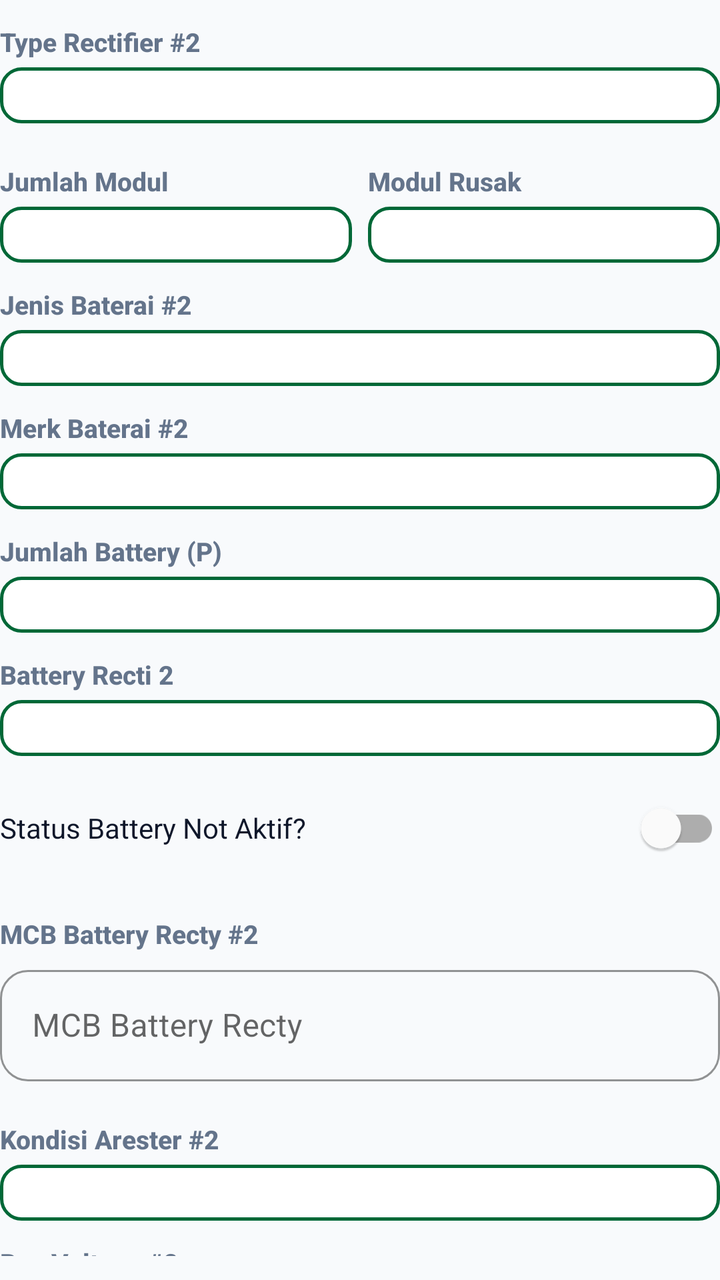
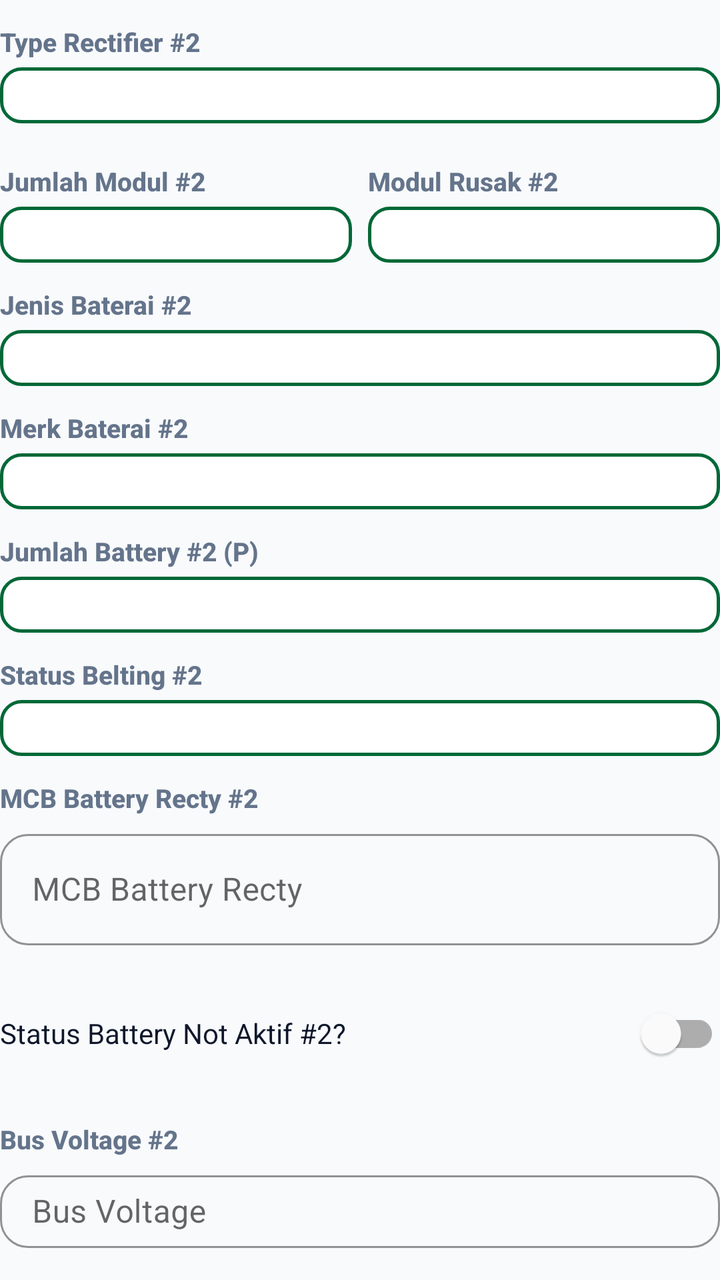

Compare the two renders of this Android layout. The source of the first and the diff that turns it into the second are given below.
<!-- AndroidManifest.xml: application theme Theme.ZamanApps -->
<!-- res/layout/dialog_edit_rectifier2.xml -->
<?xml version="1.0" encoding="utf-8"?>
<LinearLayout xmlns:android="http://schemas.android.com/apk/res/android"
    xmlns:app="http://schemas.android.com/apk/res-auto"
    android:layout_width="match_parent"
    android:layout_height="wrap_content"
    android:orientation="vertical"
    android:paddingBottom="8dp">

    <TextView style="@style/FieldLabel" android:text="Type Rectifier #2" />
    <Spinner android:id="@+id/spTypeRectifier2" style="@style/SpinnerField" />

    <LinearLayout
        android:layout_width="match_parent"
        android:layout_height="wrap_content"
        android:orientation="horizontal"
        android:layout_marginTop="8dp">

        <LinearLayout
            android:layout_width="0dp"
            android:layout_height="wrap_content"
            android:layout_weight="1"
            android:layout_marginEnd="4dp"
            android:orientation="vertical">
            <TextView style="@style/FieldLabel" android:text="Jumlah Modul" />
            <Spinner android:id="@+id/spJumlahModul2" style="@style/SpinnerField" />
        </LinearLayout>

        <LinearLayout
            android:layout_width="0dp"
            android:layout_height="wrap_content"
            android:layout_weight="1"
            android:layout_marginStart="4dp"
            android:orientation="vertical">
            <TextView style="@style/FieldLabel" android:text="Modul Rusak" />
            <Spinner android:id="@+id/spJumlahModulRusak2" style="@style/SpinnerField" />
        </LinearLayout>
    </LinearLayout>

    <TextView style="@style/FieldLabel" android:text="Jenis Baterai #2" />
    <Spinner android:id="@+id/spJenisBaterai2" style="@style/SpinnerField" />

    <TextView style="@style/FieldLabel" android:text="Merk Baterai #2" />
    <Spinner android:id="@+id/spMerkBaterai2" style="@style/SpinnerField" />

    <TextView style="@style/FieldLabel" android:text="Jumlah Battery (P)" />
    <Spinner android:id="@+id/spJumlahBattery2" style="@style/SpinnerField" />

    <TextView style="@style/FieldLabel" android:text="Battery Recti 2" />
    <Spinner android:id="@+id/spBatteryRecti2" style="@style/SpinnerField" />

    
    <com.google.android.material.switchmaterial.SwitchMaterial
        android:id="@+id/switchStatusBatteryNotAktif2"
        android:layout_width="match_parent"
        android:layout_height="wrap_content"
        android:layout_marginTop="12dp"
        android:layout_marginBottom="8dp"
        android:text="Status Battery Not Aktif?"
        android:textColor="@color/text_primary" />

    <LinearLayout
        android:id="@+id/layoutJumlahBankNotAktif2"
        android:layout_width="match_parent"
        android:layout_height="wrap_content"
        android:layout_marginBottom="8dp"
        android:orientation="vertical"
        android:visibility="gone">

        <TextView style="@style/FieldLabel" android:text="Jumlah Battery Not Aktif" />
        <Spinner android:id="@+id/spJumlahBankNotAktif2" style="@style/SpinnerField" />
    </LinearLayout>

    <TextView style="@style/FieldLabel" android:text="MCB Battery Recty #2" />
    <com.google.android.material.textfield.TextInputLayout
        style="@style/ZamanTextInputLayout"
        android:layout_width="match_parent"
        android:layout_height="wrap_content"
        android:layout_marginBottom="8dp">
        <com.google.android.material.textfield.TextInputEditText
            android:id="@+id/editMcbBatteryRecti2"
            android:layout_width="match_parent"
            android:layout_height="wrap_content"
            android:hint="MCB Battery Recty"
            android:inputType="numberDecimal" />
    </com.google.android.material.textfield.TextInputLayout>

    <TextView style="@style/FieldLabel" android:text="Kondisi Arester #2" />
    <Spinner android:id="@+id/spKondisiArester2" style="@style/SpinnerField" />

    <TextView style="@style/FieldLabel" android:text="Bus Voltage #2" />
    <com.google.android.material.textfield.TextInputLayout
        style="@style/ZamanTextInputLayout"
        android:layout_width="match_parent"
        android:layout_height="wrap_content"
        android:layout_marginBottom="8dp">
        <com.google.android.material.textfield.TextInputEditText
            android:id="@+id/editBusVoltage2"
            android:layout_width="match_parent"
            android:layout_height="wrap_content"
            android:hint="Bus Voltage"
            android:inputType="numberDecimal" />
    </com.google.android.material.textfield.TextInputLayout>

    <TextView style="@style/FieldLabel" android:text="Load (A) #2" />
    <com.google.android.material.textfield.TextInputLayout
        style="@style/ZamanTextInputLayout"
        android:layout_width="match_parent"
        android:layout_height="wrap_content"
        android:layout_marginBottom="8dp">
        <com.google.android.material.textfield.TextInputEditText
            android:id="@+id/editLoadA2"
            android:layout_width="match_parent"
            android:layout_height="wrap_content"
            android:hint="Load (A)"
            android:inputType="numberDecimal" />
    </com.google.android.material.textfield.TextInputLayout>

    <TextView style="@style/FieldLabel" android:text="Perangkat Terhubung #2" />
    <com.google.android.material.textfield.TextInputLayout
        style="@style/ZamanTextInputLayout"
        android:layout_width="match_parent"
        android:layout_height="wrap_content"
        android:layout_marginBottom="8dp">
        <com.google.android.material.textfield.TextInputEditText
            android:id="@+id/editPerangkat2"
            android:layout_width="match_parent"
            android:layout_height="wrap_content"
            android:focusable="false"
            android:clickable="true"
            android:hint="Pilih Perangkat (Multi-select)" />
    </com.google.android.material.textfield.TextInputLayout>

    <TextView style="@style/FieldLabel" android:text="Remark #2" />
    <com.google.android.material.textfield.TextInputLayout style="@style/ZamanTextInputLayout" android:layout_width="match_parent" android:layout_height="wrap_content">
        <com.google.android.material.textfield.TextInputEditText
            android:id="@+id/editRemark2"
            android:layout_width="match_parent"
            android:layout_height="wrap_content"
            android:hint="Catatan"
            android:inputType="textMultiLine"
            android:minLines="2" />
    </com.google.android.material.textfield.TextInputLayout>

</LinearLayout>
<!-- resources referenced by this layout -->
<resources>
  <color name="text_primary">#0F172A</color>
  <style name="FieldLabel">
          <item name="android:layout_width">match_parent</item>
          <item name="android:layout_height">wrap_content</item>
          <item name="android:layout_marginTop">12dp</item>
          <item name="android:layout_marginBottom">4dp</item>
          <item name="android:textColor">@color/text_secondary</item>
          <item name="android:textSize">13sp</item>
          <item name="android:textStyle">bold</item>
          <item name="android:fontFamily">sans-serif-medium</item>
      </style>
  <style name="SpinnerField" parent="SpinnerFieldModern" />
  <style name="ZamanTextInputLayout" parent="Widget.MaterialComponents.TextInputLayout.OutlinedBox">
          <item name="boxCornerRadiusTopStart">14dp</item>
          <item name="boxCornerRadiusTopEnd">14dp</item>
          <item name="boxCornerRadiusBottomStart">14dp</item>
          <item name="boxCornerRadiusBottomEnd">14dp</item>
          <item name="boxStrokeColor">@color/brand_primary</item>
          <item name="hintTextColor">@color/brand_primary</item>
          <item name="startIconTint">@color/brand_primary</item>
      </style>
  <color name="text_secondary">#64748B</color>
  <style name="SpinnerFieldModern" parent="Widget.AppCompat.Spinner">
          <item name="android:layout_width">match_parent</item>
          <item name="android:layout_height">wrap_content</item>
          <item name="android:background">@drawable/spinner_background_modern</item>
          <item name="android:padding">14dp</item>
          <item name="android:textSize">15sp</item>
          <item name="android:textColor">@color/text_primary</item>
          <item name="android:popupBackground">@color/card_bg</item>
          <item name="android:overlapAnchor">false</item>
      </style>
  <color name="brand_primary">#006837</color>
  <color name="brand_primary_dark">#004D25</color>
  <color name="white">#FFFFFF</color>
  <color name="brand_accent">#00A859</color>
  <color name="section_bg">#F8FAFC</color>
  <style name="ZamanButton" parent="Widget.MaterialComponents.Button">
          <item name="android:insetTop">0dp</item>
          <item name="android:insetBottom">0dp</item>
          <item name="android:paddingTop">0dp</item>
          <item name="android:paddingBottom">0dp</item>
          <item name="android:paddingVertical">0dp</item>
          <item name="android:gravity">center</item>
          <item name="android:minHeight">48dp</item>
          <item name="cornerRadius">16dp</item>
          <item name="android:textAllCaps">false</item>
          <item name="android:textStyle">bold</item>
          <item name="android:letterSpacing">0.02</item>
      </style>
  <style name="ZamanCard" parent="Widget.MaterialComponents.CardView">
          <item name="cardCornerRadius">20dp</item>
          <item name="cardElevation">4dp</item>
          <item name="cardBackgroundColor">@color/card_bg</item>
          <item name="android:foreground">?attr/selectableItemBackground</item>
      </style>
  <color name="card_bg">#FFFFFF</color>
  <color name="brand_primary_lightest">#E7F6EC</color>
  <!-- unchanged entries left out for length: 2 -->
</resources>

<!-- the commit's change to res/layout/dialog_edit_rectifier2.xml (unified diff, before → after) -->
@@ -21,7 +21,7 @@
             android:layout_weight="1"
             android:layout_marginEnd="4dp"
             android:orientation="vertical">
-            <TextView style="@style/FieldLabel" android:text="Jumlah Modul" />
+            <TextView style="@style/FieldLabel" android:text="Jumlah Modul #2" />
             <Spinner android:id="@+id/spJumlahModul2" style="@style/SpinnerField" />
         </LinearLayout>
 
@@ -31,7 +31,7 @@
             android:layout_weight="1"
             android:layout_marginStart="4dp"
             android:orientation="vertical">
-            <TextView style="@style/FieldLabel" android:text="Modul Rusak" />
+            <TextView style="@style/FieldLabel" android:text="Modul Rusak #2" />
             <Spinner android:id="@+id/spJumlahModulRusak2" style="@style/SpinnerField" />
         </LinearLayout>
     </LinearLayout>
@@ -42,33 +42,11 @@
     <TextView style="@style/FieldLabel" android:text="Merk Baterai #2" />
     <Spinner android:id="@+id/spMerkBaterai2" style="@style/SpinnerField" />
 
-    <TextView style="@style/FieldLabel" android:text="Jumlah Battery (P)" />
+    <TextView style="@style/FieldLabel" android:text="Jumlah Battery #2 (P)" />
     <Spinner android:id="@+id/spJumlahBattery2" style="@style/SpinnerField" />
 
-    <TextView style="@style/FieldLabel" android:text="Battery Recti 2" />
+    <TextView style="@style/FieldLabel" android:text="Status Belting #2" />
     <Spinner android:id="@+id/spBatteryRecti2" style="@style/SpinnerField" />
-
-    
-    <com.google.android.material.switchmaterial.SwitchMaterial
-        android:id="@+id/switchStatusBatteryNotAktif2"
-        android:layout_width="match_parent"
-        android:layout_height="wrap_content"
-        android:layout_marginTop="12dp"
-        android:layout_marginBottom="8dp"
-        android:text="Status Battery Not Aktif?"
-        android:textColor="@color/text_primary" />
-
-    <LinearLayout
-        android:id="@+id/layoutJumlahBankNotAktif2"
-        android:layout_width="match_parent"
-        android:layout_height="wrap_content"
-        android:layout_marginBottom="8dp"
-        android:orientation="vertical"
-        android:visibility="gone">
-
-        <TextView style="@style/FieldLabel" android:text="Jumlah Battery Not Aktif" />
-        <Spinner android:id="@+id/spJumlahBankNotAktif2" style="@style/SpinnerField" />
-    </LinearLayout>
 
     <TextView style="@style/FieldLabel" android:text="MCB Battery Recty #2" />
     <com.google.android.material.textfield.TextInputLayout
@@ -84,8 +62,27 @@
             android:inputType="numberDecimal" />
     </com.google.android.material.textfield.TextInputLayout>
 
-    <TextView style="@style/FieldLabel" android:text="Kondisi Arester #2" />
-    <Spinner android:id="@+id/spKondisiArester2" style="@style/SpinnerField" />
+    
+    <com.google.android.material.switchmaterial.SwitchMaterial
+        android:id="@+id/switchStatusBatteryNotAktif2"
+        android:layout_width="match_parent"
+        android:layout_height="wrap_content"
+        android:layout_marginTop="12dp"
+        android:layout_marginBottom="8dp"
+        android:text="Status Battery Not Aktif #2?"
+        android:textColor="@color/text_primary" />
+
+    <LinearLayout
+        android:id="@+id/layoutJumlahBankNotAktif2"
+        android:layout_width="match_parent"
+        android:layout_height="wrap_content"
+        android:layout_marginBottom="8dp"
+        android:orientation="vertical"
+        android:visibility="gone">
+
+        <TextView style="@style/FieldLabel" android:text="Jumlah Battery Not Aktif #2" />
+        <Spinner android:id="@+id/spJumlahBankNotAktif2" style="@style/SpinnerField" />
+    </LinearLayout>
 
     <TextView style="@style/FieldLabel" android:text="Bus Voltage #2" />
     <com.google.android.material.textfield.TextInputLayout
@@ -130,6 +127,9 @@
             android:hint="Pilih Perangkat (Multi-select)" />
     </com.google.android.material.textfield.TextInputLayout>
 
+    <TextView style="@style/FieldLabel" android:text="Kondisi Arester #2" />
+    <Spinner android:id="@+id/spKondisiArester2" style="@style/SpinnerField" />
+
     <TextView style="@style/FieldLabel" android:text="Remark #2" />
     <com.google.android.material.textfield.TextInputLayout style="@style/ZamanTextInputLayout" android:layout_width="match_parent" android:layout_height="wrap_content">
         <com.google.android.material.textfield.TextInputEditText
